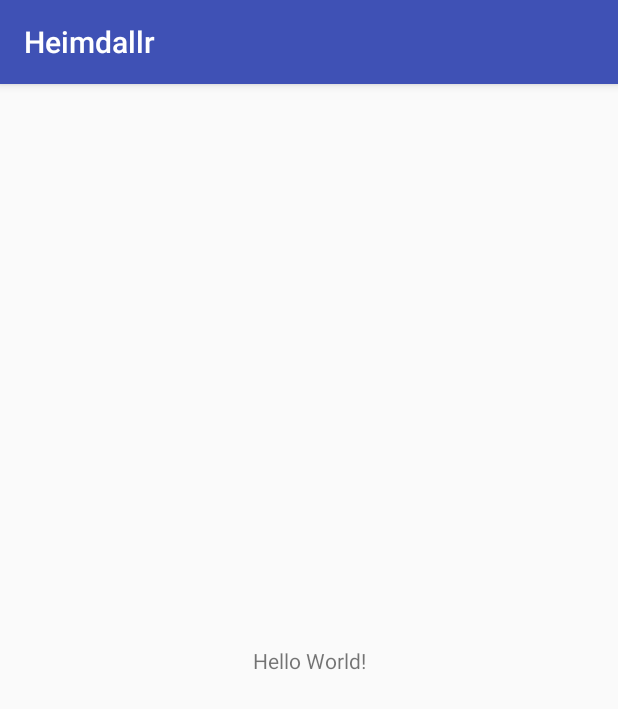
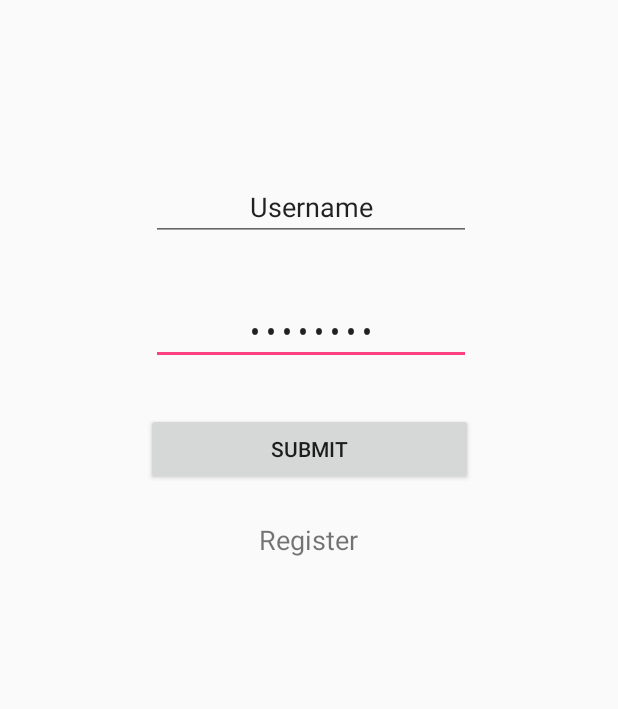
Before and after one commit to SEUTDGroup/SoftwareSide, an Android app: the screen it shows after launch (MainActivity before the commit, LoginActivity after it), on a phone screen of 412 x 824 dp. Shown: the top 709 px of the screen. Run offline under Robolectric (Android 15) with nearby library versions, the phone set to English and light mode, and no system bars; 1 statement that could not run was skipped.

Commit message:
Updated all files for the project

```diff
--- a/app/build.gradle
+++ b/app/build.gradle
@@ -25,4 +25,5 @@ dependencies {
     testImplementation 'junit:junit:4.12'
     androidTestImplementation 'com.android.support.test:runner:0.5'
     androidTestImplementation 'com.android.support.test.espresso:espresso-core:3.0.1'
+    implementation 'com.android.support:design:26.1.0'
 }
--- a/app/src/main/AndroidManifest.xml
+++ b/app/src/main/AndroidManifest.xml
@@ -16,6 +16,12 @@
                 <category android:name="android.intent.category.LAUNCHER" />
             </intent-filter>
         </activity>
+        <activity android:name=".LoginActivity"
+            android:label="@string/Login_Title">
+        </activity>
+        <activity android:name=".RegisterActivity"
+            android:label="@string/Register_Title">
+        </activity>
     </application>
 
 </manifest>
--- /dev/null
+++ b/app/src/main/java/com/soft_eng_project/heimdallr/LoginActivity.java
@@ -0,0 +1,99 @@
+package com.soft_eng_project.heimdallr;
+
+import android.app.Activity;
+import android.content.Intent;
+import android.os.Bundle;
+import android.support.design.widget.Snackbar;
+import android.view.View;
+import android.widget.*;
+
+/**
+ * Created by Yadiel on 2/2/2018.
+ */
+
+public class LoginActivity extends Activity
+{
+
+    private LoginController login;
+
+    protected void onCreate(Bundle savedInstanceState)
+    {
+        super.onCreate(savedInstanceState);
+        getActionBar().setTitle(R.string.Login_Title);
+        setContentView(R.layout.activity_login);
+
+        Button submit_button = findViewById(R.id.loginSubmitButton);
+        submit_button.setOnClickListener(new View.OnClickListener()
+        {
+            public void onClick(View v)
+            {
+                submitInfo(v);
+            }
+        });
+
+        TextView register = findViewById(R.id.RegisterTextClickable);
+        register.setOnClickListener(new View.OnClickListener() {
+            @Override
+            public void onClick(View view) {
+                registerNewAccount();
+            }
+        });
+    }
+
+    protected void registerNewAccount()
+    {
+        Intent launchGallery = new Intent(this, RegisterActivity.class);
+        launchGallery.putExtra("Register Account", "Message");
+        startActivity(launchGallery);
+    }
+
+
+    protected void submitInfo(View v)
+    {
+        //Attempt to login to account
+        EditText userNameText = findViewById(R.id.loginUsernameText);
+        EditText passwordText = findViewById(R.id.loginPasswordText);
+        boolean logged_in = login.submit(userNameText.getText().toString(),
+                                        passwordText.getText().toString());
+
+        //If loging is sucessful transition to GalleryActivity
+        if(logged_in)
+        {
+            Intent launchGallery = new Intent(this, GalleryActivity.class);
+            launchGallery.putExtra("Login Successful", "Message");
+            startActivity(launchGallery);
+        }
+
+        //If the login is unsuccessful display a snackbar message
+        Snackbar.make(v, "Error: Username or Password is incorrect", Snackbar.LENGTH_SHORT)
+                .setAction("Action", null)
+                .show();
+
+    }
+
+    protected void onStart()
+    {
+        super.onStart();
+    }
+
+    protected void onResume()
+    {
+        super.onResume();
+    }
+
+    protected void onPause()
+    {
+        super.onPause();
+    }
+
+    protected void onStop()
+    {
+        super.onStop();
+    }
+
+    protected void onDestroy()
+    {
+        super.onDestroy();
+    }
+
+}
--- a/app/src/main/java/com/soft_eng_project/heimdallr/MainActivity.java
+++ b/app/src/main/java/com/soft_eng_project/heimdallr/MainActivity.java
@@ -14,7 +14,7 @@ public class MainActivity extends AppCompatActivity {
         super.onCreate(savedInstanceState);
         setContentView(R.layout.activity_main);
 
-        Intent launchLogin = new Intent(this, Login.class);
+        Intent launchLogin = new Intent(this, LoginActivity.class);
         launchLogin.putExtra("Launch Successful", "Message");
         startActivity(launchLogin);
     }
--- a/app/src/main/res/layout/activity_login.xml
+++ b/app/src/main/res/layout/activity_login.xml
@@ -1,46 +1,62 @@
 <?xml version="1.0" encoding="utf-8"?>
-<android.support.constraint.ConstraintLayout
-    xmlns:android="http://schemas.android.com/apk/res/android"
+<android.support.constraint.ConstraintLayout xmlns:android="http://schemas.android.com/apk/res/android"
+    xmlns:app="http://schemas.android.com/apk/res-auto"
     xmlns:tools="http://schemas.android.com/tools"
     android:layout_width="match_parent"
     android:layout_height="match_parent">
 
     <EditText
-        android:id="@+id/editText"
+        android:id="@+id/loginPasswordText"
         android:layout_width="wrap_content"
         android:layout_height="wrap_content"
+        android:layout_marginBottom="32dp"
+        android:layout_marginEnd="1dp"
         android:ems="10"
         android:inputType="textPassword"
         android:text="Password"
         android:textAlignment="center"
-        tools:layout_editor_absoluteX="85dp"
-        tools:layout_editor_absoluteY="198dp" />
+        app:layout_constraintBottom_toTopOf="@+id/loginSubmitButton"
+        app:layout_constraintEnd_toEndOf="@+id/loginSubmitButton"
+        app:layout_constraintTop_toBottomOf="@+id/loginUsernameText" />
 
     <EditText
-        android:id="@+id/editText2"
+        android:id="@+id/loginUsernameText"
         android:layout_width="wrap_content"
         android:layout_height="wrap_content"
+        android:layout_marginBottom="37dp"
+        android:layout_marginTop="115dp"
         android:ems="10"
         android:inputType="textPersonName"
         android:text="Username"
         android:textAlignment="center"
-        tools:layout_editor_absoluteX="85dp"
-        tools:layout_editor_absoluteY="115dp" />
+        app:layout_constraintBottom_toTopOf="@+id/loginPasswordText"
+        app:layout_constraintStart_toStartOf="@+id/loginPasswordText"
+        app:layout_constraintTop_toTopOf="parent" />
 
     <Button
-        android:id="@+id/button"
-        android:layout_width="wrap_content"
+        android:id="@+id/loginSubmitButton"
+        android:layout_width="218dp"
         android:layout_height="wrap_content"
-        android:text="Button"
-        tools:layout_editor_absoluteX="210dp"
-        tools:layout_editor_absoluteY="276dp" />
+        android:layout_marginBottom="24dp"
+        android:text="Submit"
+        android:clickable="true"
+        app:layout_constraintBottom_toTopOf="@+id/RegisterTextClickable"
+        app:layout_constraintEnd_toEndOf="parent"
+        app:layout_constraintStart_toStartOf="parent"
+        app:layout_constraintTop_toBottomOf="@+id/loginPasswordText" />
 
-    <Button
-        android:id="@+id/button2"
-        style="@style/Widget.AppCompat.Button.Small"
-        android:layout_width="wrap_content"
-        android:layout_height="wrap_content"
-        android:text="Button"
-        tools:layout_editor_absoluteX="252dp"
-        tools:layout_editor_absoluteY="16dp" />
+    <TextView
+        android:id="@+id/RegisterTextClickable"
+        android:layout_width="68dp"
+        android:layout_height="0dp"
+        android:layout_marginBottom="174dp"
+        android:text="Register"
+        android:textSize="18sp"
+        android:visibility="visible"
+        android:clickable="true"
+        app:layout_constraintBottom_toBottomOf="parent"
+        app:layout_constraintEnd_toEndOf="@+id/loginSubmitButton"
+        app:layout_constraintStart_toStartOf="@+id/loginSubmitButton"
+        app:layout_constraintTop_toBottomOf="@+id/loginSubmitButton" />
+
 </android.support.constraint.ConstraintLayout>
--- a/app/src/main/res/values/strings.xml
+++ b/app/src/main/res/values/strings.xml
@@ -1,3 +1,5 @@
 <resources>
     <string name="app_name">Heimdallr</string>
+    <string name="Login_Title">Login</string>
+    <string name="Register_Title">Register</string>
 </resources>
```
Also changed, not shown: app/src/main/java/com/soft_eng_project/heimdallr/GalleryActivity.java (renamed from app/src/main/java/com/soft_eng_project/heimdallr/Register.java, +3 -4 lines), app/src/main/java/com/soft_eng_project/heimdallr/Login.java (deleted, +0 -44 lines), app/src/main/java/com/soft_eng_project/heimdallr/RegisterActivity.java (added, +92 -0 lines), app/src/main/res/layout/activity_register.xml (added, +98 -0 lines).
